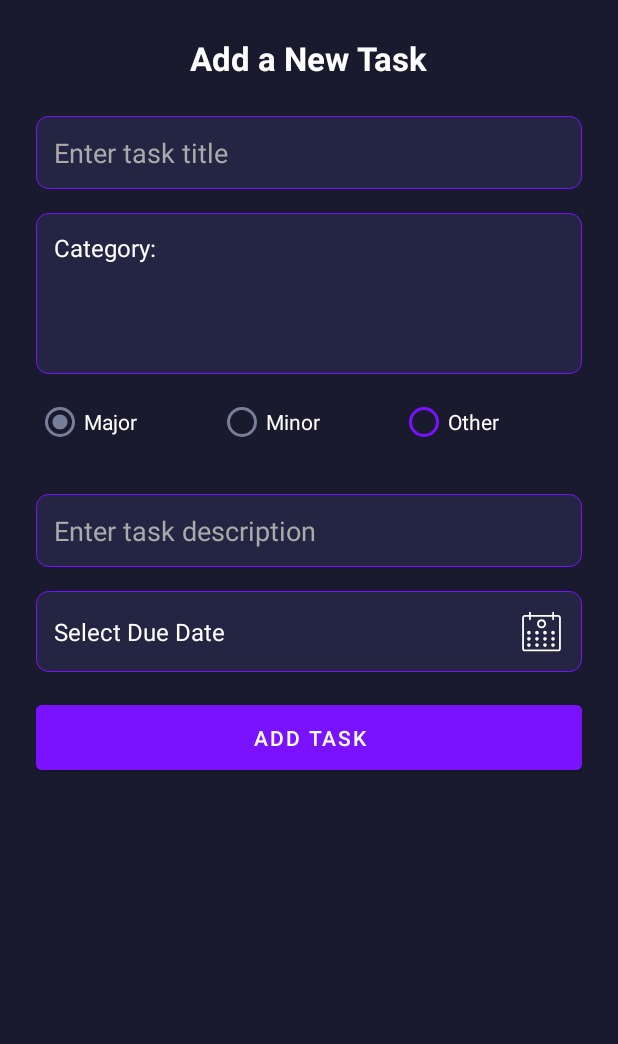
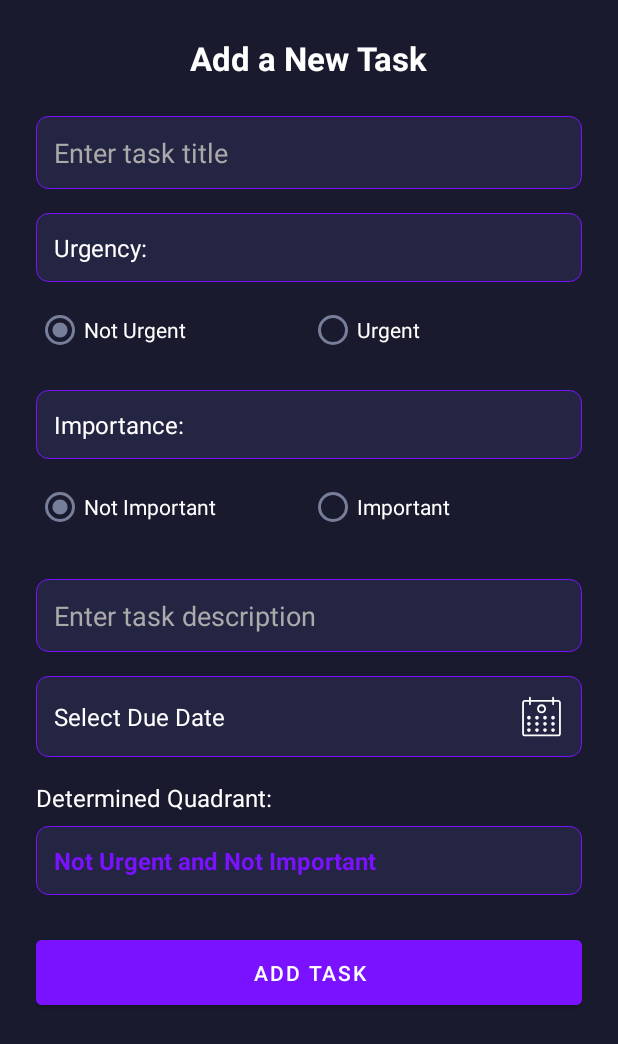
Before and after one commit to DhrumilThakar/ToDo, an Android app built with Jetpack Compose: the AddTaskActivity screen opened directly, with no data from a screen before it, on a phone screen of 412 x 824 dp. Shown: the top 1044 px of the screen. Run offline under Robolectric (Android 15) with nearby library versions, the phone set to English and light mode, and no system bars.

Commit message:
change the ui of add task and make a good flow of execute

```diff
--- a/app/src/main/AndroidManifest.xml
+++ b/app/src/main/AndroidManifest.xml
@@ -28,7 +28,10 @@
             android:name=".AddTaskActivity"
             android:exported="false" />
         <activity
-            android:name=".Activityquadrent"
+            android:name=".ActivityQuadrent"
+            android:exported="false" />
+        <activity
+            android:name=".BambooTargetActivity"
             android:exported="false" />
 
     </application>
--- a/app/src/main/java/com/example/todo/AddTaskActivity.kt
+++ b/app/src/main/java/com/example/todo/AddTaskActivity.kt
@@ -13,49 +13,70 @@ import androidx.appcompat.app.AppCompatActivity
 import java.text.SimpleDateFormat
 import java.util.Calendar
 import java.util.Locale
-import android.util.Log // For logging
+import android.util.Log
 
 class AddTaskActivity : AppCompatActivity() {
 
     private lateinit var taskNameEditText: EditText
     private lateinit var taskDescriptionEditText: EditText
-    private lateinit var categoryRadioGroup: RadioGroup
+    private lateinit var urgencyRadioGroup: RadioGroup
+    private lateinit var importanceRadioGroup: RadioGroup
     private lateinit var dueDateTextView: TextView
-    private lateinit var subCategoryLayout: View // The LinearLayout for sub-categories
-    private lateinit var subCategoryRadioGroup: RadioGroup
+    private lateinit var determinedCategoryTextView: TextView
     private lateinit var addTaskButton: Button
+    private lateinit var tagUrgent: TextView
+    private lateinit var tagImportant: TextView
 
     private val calendar: Calendar = Calendar.getInstance()
 
     override fun onCreate(savedInstanceState: Bundle?) {
         super.onCreate(savedInstanceState)
-        setContentView(R.layout.activity_add_task) // From your shared XML [1]
+        setContentView(R.layout.activity_add_task)
 
         taskNameEditText = findViewById(R.id.edit_text_task_name)
-        taskDescriptionEditText = findViewById(R.id.description) // Assuming this is the ID
-        categoryRadioGroup = findViewById(R.id.radio_group_category)
+        taskDescriptionEditText = findViewById(R.id.description)
+        urgencyRadioGroup = findViewById(R.id.radio_group_urgency)
+        importanceRadioGroup = findViewById(R.id.radio_group_importance)
         dueDateTextView = findViewById(R.id.text_view_due_date)
-        subCategoryLayout = findViewById(R.id.sub_category_layout)
-        subCategoryRadioGroup = findViewById(R.id.radio_group_sub_category)
+        determinedCategoryTextView = findViewById(R.id.text_view_determined_category)
         addTaskButton = findViewById(R.id.button_add_task)
+        tagUrgent = findViewById(R.id.tag_urgent)
+        tagImportant = findViewById(R.id.tag_important)
 
         // Set up due date picker
         dueDateTextView.setOnClickListener {
             showDatePickerDialog()
         }
 
-        // Show/hide sub-category based on due date (example logic)
-        // You might want more sophisticated logic for this
-        // For simplicity, let's assume if a due date is selected and it's not "today",
-        // then show sub-categories. This is a placeholder for your actual logic.
-        // categoryRadioGroup.setOnCheckedChangeListener { group, checkedId ->
-        //     // Potentially show/hide based on main category too
-        // }
+        // Set up listeners for radio groups to update the determined quadrant
+        val updateQuadrantListener = RadioGroup.OnCheckedChangeListener { _, _ ->
+            updateDeterminedQuadrant()
+        }
+        urgencyRadioGroup.setOnCheckedChangeListener(updateQuadrantListener)
+        importanceRadioGroup.setOnCheckedChangeListener(updateQuadrantListener)
 
+        // Set the initial quadrant text and tags
+        updateDeterminedQuadrant()
 
         addTaskButton.setOnClickListener {
             saveTask()
         }
+    }
+
+    private fun updateDeterminedQuadrant() {
+        val isUrgent = urgencyRadioGroup.checkedRadioButtonId == R.id.radio_urgent
+        val isImportant = importanceRadioGroup.checkedRadioButtonId == R.id.radio_important
+
+        val quadrantText = when {
+            isUrgent && isImportant -> "Urgent and Important"
+            isUrgent && !isImportant -> "Urgent and Not Important"
+            !isUrgent && isImportant -> "Not Urgent and Important"
+            else -> "Not Urgent and Not Important"
+        }
+        determinedCategoryTextView.text = quadrantText
+
+        tagUrgent.visibility = if (isUrgent) View.VISIBLE else View.GONE
+        tagImportant.visibility = if (isImportant) View.VISIBLE else View.GONE
     }
 
     private fun showDatePickerDialog() {
@@ -64,14 +85,6 @@ class AddTaskActivity : AppCompatActivity() {
             calendar.set(Calendar.MONTH, monthOfYear)
             calendar.set(Calendar.DAY_OF_MONTH, dayOfMonth)
             updateDueDateInView()
-
-            // Example: Show sub-category if date is not today
-            // This is a simple check, refine as needed.
-            if (!isToday(calendar)) {
-                subCategoryLayout.visibility = View.VISIBLE
-            } else {
-                subCategoryLayout.visibility = View.GONE
-            }
         }
 
         DatePickerDialog(
@@ -84,17 +97,10 @@ class AddTaskActivity : AppCompatActivity() {
     }
 
     private fun updateDueDateInView() {
-        val myFormat = "dd/MM/yyyy" // Or "EEE, MMM d, yyyy"
+        val myFormat = "dd/MM/yyyy"
         val sdf = SimpleDateFormat(myFormat, Locale.US)
         dueDateTextView.text = sdf.format(calendar.time)
     }
-
-    private fun isToday(cal: Calendar): Boolean {
-        val today = Calendar.getInstance()
-        return today.get(Calendar.YEAR) == cal.get(Calendar.YEAR) &&
-                today.get(Calendar.DAY_OF_YEAR) == cal.get(Calendar.DAY_OF_YEAR)
-    }
-
 
     private fun saveTask() {
         val taskName = taskNameEditText.text.toString().trim()
@@ -106,50 +112,22 @@ class AddTaskActivity : AppCompatActivity() {
             return
         }
 
-        val selectedCategoryId = categoryRadioGroup.checkedRadioButtonId
-        val category = when (selectedCategoryId) {
-            R.id.radio_major -> "Major"
-            R.id.radio_minor -> "Minor"
-            R.id.radio_other -> "Other"
-            else -> "" // Should not happen if one is checked by default
+        // Get the quadrant from the TextView, which is dynamically updated
+        val quadrantCategory = determinedCategoryTextView.text.toString()
+
+        val dueDate = if (dueDateTextView.text.toString() != "Select Due Date") {
+            dueDateTextView.text.toString()
+        } else {
+            null
         }
-
-//        val dueDate = if (dueDateTextView.text.toString() != getString(R.string.select_due_date_default_text)) { // Assuming you have a default string
-//            dueDateTextView.text.toString()
-//        } else {
-//            null
-//        }
-        // If your default text in XML is "Select Due Date" directly, use that:
-         val dueDate = if(dueDateTextView.text.toString() != "Select Due Date") {
-             dueDateTextView.text.toString()
-         }
-        else
-         {
-             null
-         }
-
-
-        var subCategory: String? = null
-        if (subCategoryLayout.visibility == View.VISIBLE) {
-            val selectedSubCategoryId = subCategoryRadioGroup.checkedRadioButtonId
-            subCategory = when (selectedSubCategoryId) {
-                R.id.radio_urgent_important -> "Urgent and Important"
-                R.id.radio_urgent_not_important -> "Urgent and Not Important"
-                R.id.radio_not_urgent_important -> "Not Urgent and Important"
-                R.id.radio_not_urgent_not_important -> "Not Urgent and Not Important"
-                else -> null
-            }
-        }
-
 
         val resultIntent = Intent()
         resultIntent.putExtra("TASK_NAME", taskName)
         resultIntent.putExtra("TASK_DESCRIPTION", taskDescription)
-        resultIntent.putExtra("TASK_CATEGORY", category)
+        resultIntent.putExtra("TASK_CATEGORY", quadrantCategory)
         resultIntent.putExtra("TASK_DUE_DATE", dueDate)
-        subCategory?.let { resultIntent.putExtra("TASK_SUB_CATEGORY", it) }
 
         setResult(Activity.RESULT_OK, resultIntent)
-        finish() // Close AddTaskActivity and return to MainActivity
+        finish()
     }
 }
--- a/app/src/main/res/layout/activity_add_task.xml
+++ b/app/src/main/res/layout/activity_add_task.xml
@@ -16,64 +16,123 @@
         android:textColor="#ffffff"
         android:layout_marginBottom="24dp"/>
 
-    <EditText
-        android:id="@+id/edit_text_task_name"
+    <LinearLayout
         android:layout_width="match_parent"
         android:layout_height="wrap_content"
-        android:hint="Enter task title"
-        android:textColorHint="#aaaaaa"
-        android:inputType="textCapSentences"
-        android:padding="12dp"
+        android:orientation="horizontal"
         android:background="@drawable/rectangle"
-        android:textColor="#ffffff"
-        android:layout_marginBottom="16dp"/>
+        android:gravity="center_vertical"
+        android:layout_marginBottom="16dp">
 
+        <EditText
+            android:id="@+id/edit_text_task_name"
+            android:layout_width="0dp"
+            android:layout_height="wrap_content"
+            android:layout_weight="1"
+            android:hint="Enter task title"
+            android:textColorHint="#aaaaaa"
+            android:inputType="textCapSentences"
+            android:padding="12dp"
+            android:background="@null"
+            android:textColor="#ffffff"/>
+
+        <TextView
+            android:id="@+id/tag_urgent"
+            android:layout_width="wrap_content"
+            android:layout_height="wrap_content"
+            android:text="[U]"
+            android:textSize="12sp"
+            android:textStyle="bold"
+            android:paddingStart="4dp"
+            android:paddingEnd="4dp"
+            android:visibility="gone" />
+
+        <TextView
+            android:id="@+id/tag_important"
+            android:layout_width="wrap_content"
+            android:layout_height="wrap_content"
+            android:text="[I]"
+            android:textSize="12sp"
+            android:textStyle="bold"
+            android:paddingStart="4dp"
+            android:paddingEnd="8dp"
+            android:visibility="gone" />
+    </LinearLayout>
+
+    <!-- Urgency Selection -->
     <TextView
         android:layout_width="match_parent"
-        android:layout_height="107dp"
+        android:layout_height="wrap_content"
         android:layout_marginBottom="8dp"
         android:background="@drawable/rectangle"
         android:padding="12dp"
-        android:text="Category:"
+        android:text="Urgency:"
         android:textColor="#ffffff"
         android:textSize="16sp" />
-
     <RadioGroup
-        android:id="@+id/radio_group_category"
+        android:id="@+id/radio_group_urgency"
         android:layout_width="match_parent"
         android:layout_height="wrap_content"
+        android:layout_marginBottom="16dp"
         android:orientation="horizontal"
-        android:weightSum="3"
-        android:layout_marginBottom="24dp">
+        android:weightSum="2">
 
         <RadioButton
-            android:id="@+id/radio_major"
+            android:id="@+id/radio_not_urgent"
             android:layout_width="0dp"
             android:layout_height="wrap_content"
             android:layout_weight="1"
-            android:text="Major"
-            android:textColor="#ffffff"
+            android:buttonTint="@color/grey"
             android:checked="true"
-            android:buttonTint="@color/grey"/>
+            android:text="Not Urgent"
+            android:textColor="#ffffff" />
 
         <RadioButton
-            android:id="@+id/radio_minor"
+            android:id="@+id/radio_urgent"
             android:layout_width="0dp"
             android:layout_height="wrap_content"
             android:layout_weight="1"
-            android:text="Minor"
-            android:textColor="@color/white"
-            android:buttonTint="@color/grey"/>
+            android:buttonTint="@color/grey"
+            android:text="Urgent"
+            android:textColor="@color/white" />
+    </RadioGroup>
+
+    <!-- Importance Selection -->
+    <TextView
+        android:layout_width="match_parent"
+        android:layout_height="wrap_content"
+        android:layout_marginBottom="8dp"
+        android:background="@drawable/rectangle"
+        android:padding="12dp"
+        android:text="Importance:"
+        android:textColor="#ffffff"
+        android:textSize="16sp" />
+    <RadioGroup
+        android:id="@+id/radio_group_importance"
+        android:layout_width="match_parent"
+        android:layout_height="wrap_content"
+        android:layout_marginBottom="24dp"
+        android:orientation="horizontal"
+        android:weightSum="2">
 
         <RadioButton
-            android:id="@+id/radio_other"
+            android:id="@+id/radio_not_important"
             android:layout_width="0dp"
             android:layout_height="wrap_content"
             android:layout_weight="1"
-            android:text="Other"
-            android:textColor="@color/white"
-            android:buttonTint="@color/purple"/>
+            android:buttonTint="@color/grey"
+            android:checked="true"
+            android:text="Not Important"
+            android:textColor="#ffffff" />
 
+        <RadioButton
+            android:id="@+id/radio_important"
+            android:layout_width="0dp"
+            android:layout_height="wrap_content"
+            android:layout_weight="1"
+            android:buttonTint="@color/grey"
+            android:text="Important"
+            android:textColor="@color/white" />
     </RadioGroup>
 
     <EditText
@@ -103,57 +162,32 @@
         android:drawableTint="#ffffff"
         android:gravity="center_vertical"/>
 
+    <!-- Sub-category determined by Urgency and Importance -->
     <LinearLayout
-        android:id="@+id/sub_category_layout"
+        android:id="@+id/sub_category_display_layout"
         android:layout_width="match_parent"
         android:layout_height="wrap_content"
         android:orientation="vertical"
-        android:layout_marginBottom="24dp"
-        android:visibility="gone">
+        android:layout_marginBottom="24dp">
 
         <TextView
             android:layout_width="match_parent"
             android:layout_height="wrap_content"
-            android:text="Sub-category (for tasks not due today):"
+            android:text="Determined Quadrant:"
             android:textSize="16sp"
             android:textColor="#ffffff"
             android:layout_marginBottom="8dp"/>
 
-        <RadioGroup
-            android:id="@+id/radio_group_sub_category"
+        <TextView
+            android:id="@+id/text_view_determined_category"
             android:layout_width="match_parent"
-            android:layout_height="wrap_content">
-
-            <RadioButton
-                android:id="@+id/radio_urgent_important"
-                android:layout_width="match_parent"
-                android:layout_height="wrap_content"
-                android:text="Urgent and Important"
-                android:textColor="#ffffff"
-                android:buttonTint="@color/purple"
-                android:checked="true"/>
-            <RadioButton
-                android:id="@+id/radio_urgent_not_important"
-                android:layout_width="match_parent"
-                android:layout_height="wrap_content"
-                android:text="Urgent and Not Important"
-                android:textColor="#ffffff"
-                android:buttonTint="@color/purple"/>
-            <RadioButton
-                android:id="@+id/radio_not_urgent_important"
-                android:layout_width="match_parent"
-                android:layout_height="wrap_content"
-                android:text="Not Urgent and Important"
-                android:textColor="#ffffff"
-                android:buttonTint="@color/purple"/>
-            <RadioButton
-                android:id="@+id/radio_not_urgent_not_important"
-                android:layout_width="match_parent"
-                android:layout_height="wrap_content"
-                android:text="Not Urgent and Not Important"
-                android:textColor="#ffffff"
-                android:buttonTint="@color/purple"/>
-        </RadioGroup>
+            android:layout_height="wrap_content"
+            android:textSize="16sp"
+            android:textColor="@color/purple"
+            android:textStyle="bold"
+            android:padding="12dp"
+            android:background="@drawable/rectangle"
+            android:text="Not Urgent &amp; Not Important" /> <!-- Default or placeholder -->
     </LinearLayout>
 
     <Button
```
Also changed, not shown: app/src/main/java/com/example/todo/MainActivity.kt (+149 -170 lines), app/src/main/res/layout/activity_main.xml (+91 -30 lines).
